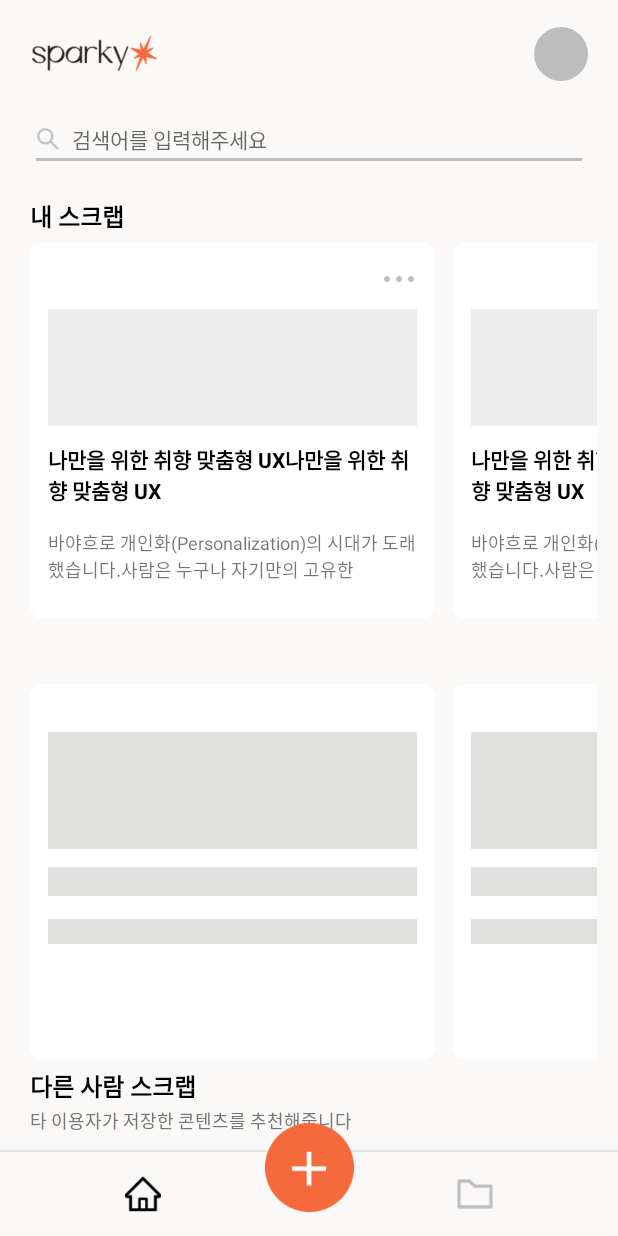
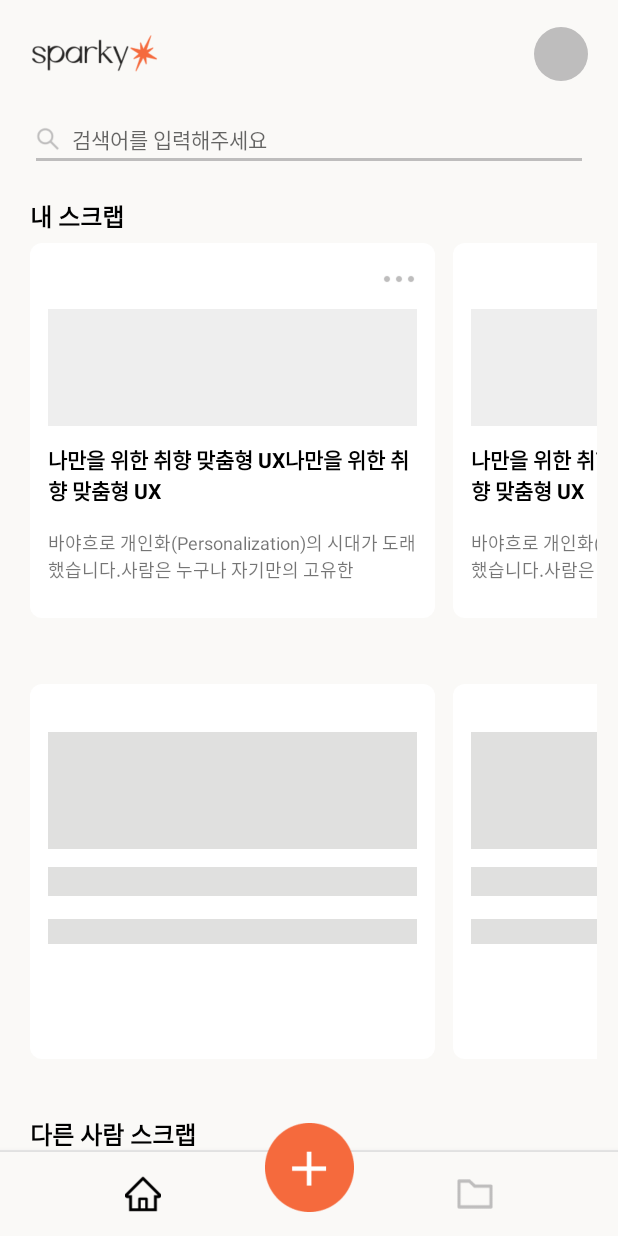
Before and after one commit to Nice-Duck/Sparky-Android, an Android app: the HomeFragment screen opened directly, with no data from a screen before it, on a phone screen of 412 x 824 dp. Run offline under Robolectric (Android 15) with nearby library versions, the phone set to English and light mode, and no system bars; our stand-ins replace CircleImageView, FlexboxLayout, Shimmer, navigation-ui; network calls fail; pictures from the network do not load; 12 statements that could not run were skipped.

Commit message:
:lipstick: ShimmerFrameLayout margin bottom 추가

```diff
--- a/app/src/main/res/layout/fragment_home.xml
+++ b/app/src/main/res/layout/fragment_home.xml
@@ -89,6 +89,7 @@
             android:layout_marginBottom="32dp"/>
 
         <com.facebook.shimmer.ShimmerFrameLayout
+            android:layout_marginBottom="32dp"
             android:layout_marginHorizontal="14dp"
             android:id="@+id/home_loading1"
             android:layout_width="match_parent"
```
